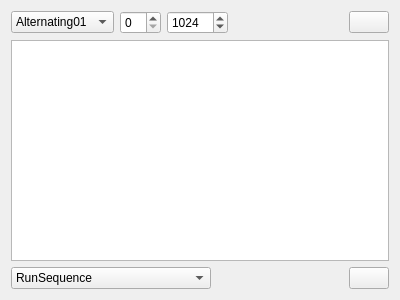
The window that galapagos/gui/qt/galapagos/GalKernelEditor.ui (gsi-ee/drivers) describes before a commit, drawn with Qt 5.
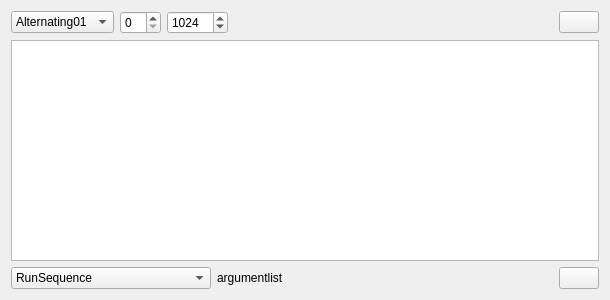
The same window after the commit. Icons and pictures are not drawn.

Commit message: galapagos: introduce command and kernel lists to library added compilation functions to library (under construction) GUI kernel editor uses library command list, added insert command  function.

What changed in the file:
```diff
--- a/galapagos/gui/qt/galapagos/GalKernelEditor.ui
+++ b/galapagos/gui/qt/galapagos/GalKernelEditor.ui
@@ -6,7 +6,7 @@
    <rect>
     <x>0</x>
     <y>0</y>
-    <width>400</width>
+    <width>610</width>
     <height>300</height>
    </rect>
   </property>
@@ -91,7 +91,7 @@
       <string>&lt;html&gt;&lt;head/&gt;&lt;body&gt;&lt;p&gt;Command code of selected kernel&lt;/p&gt;&lt;/body&gt;&lt;/html&gt;</string>
      </property>
      <property name="readOnly">
-      <bool>true</bool>
+      <bool>false</bool>
      </property>
     </widget>
    </item>
@@ -123,6 +123,19 @@
        </item>
       </widget>
      </item>
+     <item>
+      <widget class="QLabel" name="CommandHelpLabel">
+       <property name="minimumSize">
+        <size>
+         <width>250</width>
+         <height>0</height>
+        </size>
+       </property>
+       <property name="text">
+        <string>argumentlist</string>
+       </property>
+      </widget>
+     </item>
      <item>
       <spacer name="horizontalSpacer_2">
        <property name="orientation">
```
Left out of the diff: 2 changed lines with no effect on the pictures. The commit also changes 9 other files.
